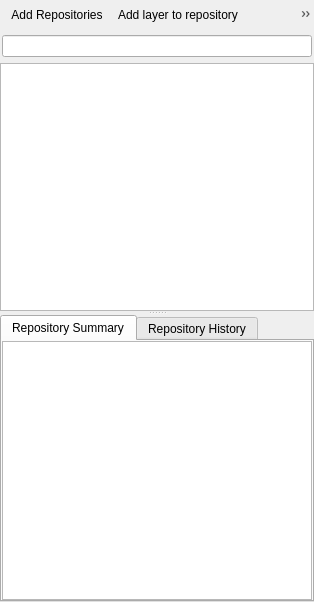
Qt form geogig/ui/navigatordialog.ui (boundlessgeo/qgis-geogiglight-plugin) before a commit.
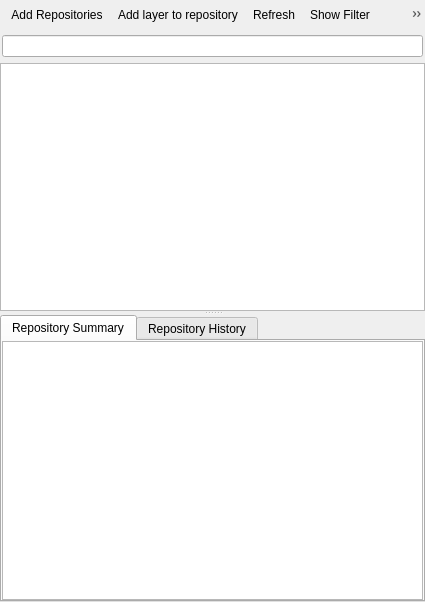
The same form after that commit. The open tabs and pages were chosen to show the change. Custom widgets are drawn as their Qt base class.

Commit message: some fixes and changes for handling repos in navigator

```diff
--- a/geogig/ui/navigatordialog.ui
+++ b/geogig/ui/navigatordialog.ui
@@ -6,7 +6,7 @@
    <rect>
     <x>0</x>
     <y>0</y>
-    <width>314</width>
+    <width>425</width>
     <height>602</height>
    </rect>
   </property>
@@ -39,6 +39,7 @@
       <addaction name="actionAddLayer"/>
       <addaction name="actionRefresh"/>
       <addaction name="actionShowFilter"/>
+      <addaction name="actionDelete"/>
      </widget>
     </item>
     <item>
@@ -242,6 +243,14 @@
     <string>Add layer to repository...</string>
    </property>
   </action>
+  <action name="actionDelete">
+   <property name="text">
+    <string>Remove</string>
+   </property>
+   <property name="toolTip">
+    <string>Remove</string>
+   </property>
+  </action>
  </widget>
  <customwidgets>
   <customwidget>
```
Left out of the diff: 18 changed lines with no effect on the pictures. The commit also changes 2 other files.
